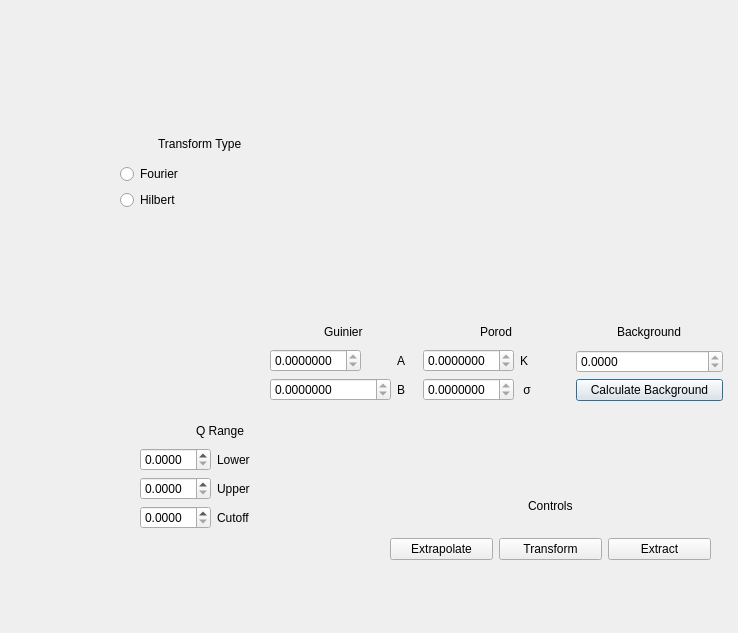
SasView/sasview, file src/sas/qtgui/Perspectives/Corfunc/UI/CorfuncPanel.ui: the form before one commit.
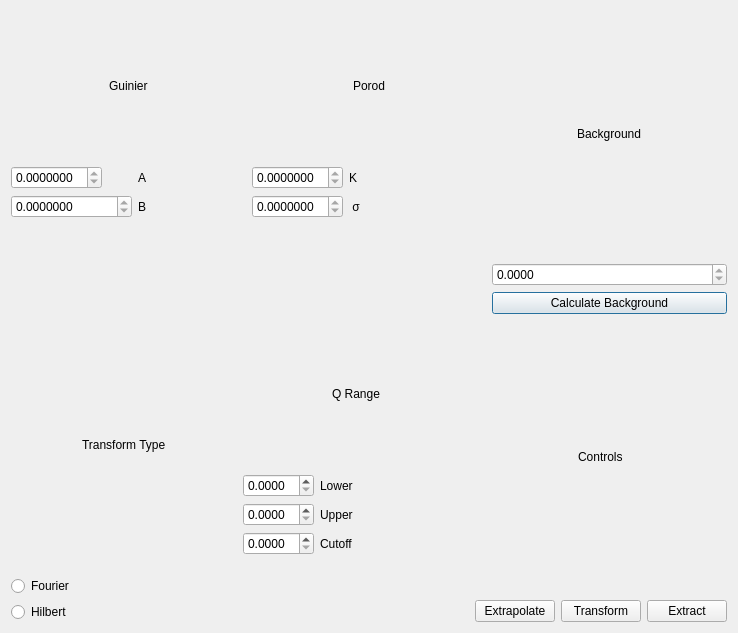
The form after the commit.

Commit message: Plot data in corfunc

The edit to the form file:
```diff
--- a/src/sas/qtgui/Perspectives/Corfunc/UI/CorfuncPanel.ui
+++ b/src/sas/qtgui/Perspectives/Corfunc/UI/CorfuncPanel.ui
@@ -13,131 +13,10 @@
   <property name="windowTitle">
    <string>Dialog</string>
   </property>
-  <widget class="QWidget" name="verticalLayoutWidget_3">
-   <property name="geometry">
-    <rect>
-     <x>140</x>
-     <y>420</y>
-     <width>160</width>
-     <height>109</height>
-    </rect>
-   </property>
-   <layout class="QVBoxLayout" name="verticalLayout">
-    <item alignment="Qt::AlignHCenter">
-     <widget class="QLabel" name="label_3">
-      <property name="text">
-       <string>Q Range</string>
-      </property>
-     </widget>
-    </item>
-    <item>
-     <layout class="QFormLayout" name="formLayout">
+  <layout class="QGridLayout" name="gridLayout">
       <item row="0" column="0">
-       <widget class="QDoubleSpinBox" name="qMin">
-        <property name="toolTip">
-         <string>Values with q &lt; qmin will be used for Guinier back extrapolation</string>
-        </property>
-        <property name="decimals">
-         <number>4</number>
-        </property>
-        <property name="singleStep">
-         <double>0.001000000000000</double>
-        </property>
-       </widget>
-      </item>
-      <item row="0" column="1">
-       <widget class="QLabel" name="label">
-        <property name="text">
-         <string>Lower</string>
-        </property>
-       </widget>
-      </item>
-      <item row="1" column="0">
-       <widget class="QDoubleSpinBox" name="qMax1">
-        <property name="toolTip">
-         <string>Values with Uppder &lt; q &lt; Cutoff will be used for Porod forward extrapolation</string>
-        </property>
-        <property name="decimals">
-         <number>4</number>
-        </property>
-        <property name="singleStep">
-         <double>0.001000000000000</double>
-        </property>
-       </widget>
-      </item>
-      <item row="1" column="1">
-       <widget class="QLabel" name="label_2">
-        <property name="text">
-         <string>Upper</string>
-        </property>
-       </widget>
-      </item>
-      <item row="2" column="0">
-       <widget class="QDoubleSpinBox" name="qMax2">
-        <property name="toolTip">
-         <string>Values with Uppder &lt; q &lt; Cutoff will be used for Porod forward extrapolation</string>
-        </property>
-        <property name="decimals">
-         <number>4</number>
-        </property>
-        <property name="singleStep">
-         <double>0.001000000000000</double>
-        </property>
-       </widget>
-      </item>
-      <item row="2" column="1">
-       <widget class="QLabel" name="label_4">
-        <property name="text">
-         <string>Cutoff</string>
-        </property>
-       </widget>
-      </item>
-     </layout>
-    </item>
-   </layout>
-  </widget>
-  <widget class="QWidget" name="verticalLayoutWidget_2">
-   <property name="geometry">
-    <rect>
-     <x>120</x>
-     <y>130</y>
-     <width>160</width>
-     <height>80</height>
-    </rect>
-   </property>
-   <layout class="QVBoxLayout" name="verticalLayout_2">
-    <item alignment="Qt::AlignHCenter">
-     <widget class="QLabel" name="label_5">
-      <property name="text">
-       <string>Transform Type</string>
-      </property>
-     </widget>
-    </item>
+    <layout class="QVBoxLayout" name="verticalLayout_7">
     <item>
-     <widget class="QRadioButton" name="fourierBtn">
-      <property name="text">
-       <string>Fourier</string>
-      </property>
-     </widget>
-    </item>
-    <item>
-     <widget class="QRadioButton" name="hilbertBtn">
-      <property name="text">
-       <string>Hilbert</string>
-      </property>
-     </widget>
-    </item>
-   </layout>
-  </widget>
-  <widget class="QWidget" name="horizontalLayoutWidget">
-   <property name="geometry">
-    <rect>
-     <x>270</x>
-     <y>320</y>
-     <width>453</width>
-     <height>81</height>
-    </rect>
-   </property>
    <layout class="QHBoxLayout" name="horizontalLayout_2">
     <item>
      <layout class="QVBoxLayout" name="verticalLayout_3">
@@ -272,16 +151,110 @@
      </layout>
     </item>
    </layout>
-  </widget>
-  <widget class="QWidget" name="verticalLayoutWidget_7">
-   <property name="geometry">
-    <rect>
-     <x>390</x>
-     <y>480</y>
-     <width>321</width>
-     <height>80</height>
-    </rect>
-   </property>
+     </item>
+     <item>
+      <layout class="QHBoxLayout" name="horizontalLayout_3">
+       <item>
+        <layout class="QVBoxLayout" name="verticalLayout_2">
+         <item alignment="Qt::AlignHCenter">
+          <widget class="QLabel" name="label_5">
+           <property name="text">
+            <string>Transform Type</string>
+           </property>
+          </widget>
+         </item>
+         <item>
+          <widget class="QRadioButton" name="fourierBtn">
+           <property name="text">
+            <string>Fourier</string>
+           </property>
+          </widget>
+         </item>
+         <item>
+          <widget class="QRadioButton" name="hilbertBtn">
+           <property name="text">
+            <string>Hilbert</string>
+           </property>
+          </widget>
+         </item>
+        </layout>
+       </item>
+       <item>
+        <layout class="QVBoxLayout" name="verticalLayout">
+         <item alignment="Qt::AlignHCenter">
+          <widget class="QLabel" name="label_3">
+           <property name="text">
+            <string>Q Range</string>
+           </property>
+          </widget>
+         </item>
+         <item>
+          <layout class="QFormLayout" name="formLayout">
+           <item row="0" column="0">
+            <widget class="QDoubleSpinBox" name="qMin">
+             <property name="toolTip">
+              <string>Values with q &lt; qmin will be used for Guinier back extrapolation</string>
+             </property>
+             <property name="decimals">
+              <number>4</number>
+             </property>
+             <property name="singleStep">
+              <double>0.001000000000000</double>
+             </property>
+            </widget>
+           </item>
+           <item row="0" column="1">
+            <widget class="QLabel" name="label">
+             <property name="text">
+              <string>Lower</string>
+             </property>
+            </widget>
+           </item>
+           <item row="1" column="0">
+            <widget class="QDoubleSpinBox" name="qMax1">
+             <property name="toolTip">
+              <string>Values with Uppder &lt; q &lt; Cutoff will be used for Porod forward extrapolation</string>
+             </property>
+             <property name="decimals">
+              <number>4</number>
+             </property>
+             <property name="singleStep">
+              <double>0.001000000000000</double>
+             </property>
+            </widget>
+           </item>
+           <item row="1" column="1">
+            <widget class="QLabel" name="label_2">
+             <property name="text">
+              <string>Upper</string>
+             </property>
+            </widget>
+           </item>
+           <item row="2" column="0">
+            <widget class="QDoubleSpinBox" name="qMax2">
+             <property name="toolTip">
+              <string>Values with Uppder &lt; q &lt; Cutoff will be used for Porod forward extrapolation</string>
+             </property>
+             <property name="decimals">
+              <number>4</number>
+             </property>
+             <property name="singleStep">
+              <double>0.001000000000000</double>
+             </property>
+            </widget>
+           </item>
+           <item row="2" column="1">
+            <widget class="QLabel" name="label_4">
+             <property name="text">
+              <string>Cutoff</string>
+             </property>
+            </widget>
+           </item>
+          </layout>
+         </item>
+        </layout>
+       </item>
+       <item>
    <layout class="QVBoxLayout" name="verticalLayout_6">
     <item alignment="Qt::AlignHCenter">
      <widget class="QLabel" name="label_13">
@@ -316,7 +289,12 @@
      </layout>
     </item>
    </layout>
-  </widget>
+       </item>
+      </layout>
+     </item>
+    </layout>
+   </item>
+  </layout>
  </widget>
  <resources/>
  <connections/>
```
Lines whose indentation alone changed are shown as unchanged. The commit also changes 1 other file.
